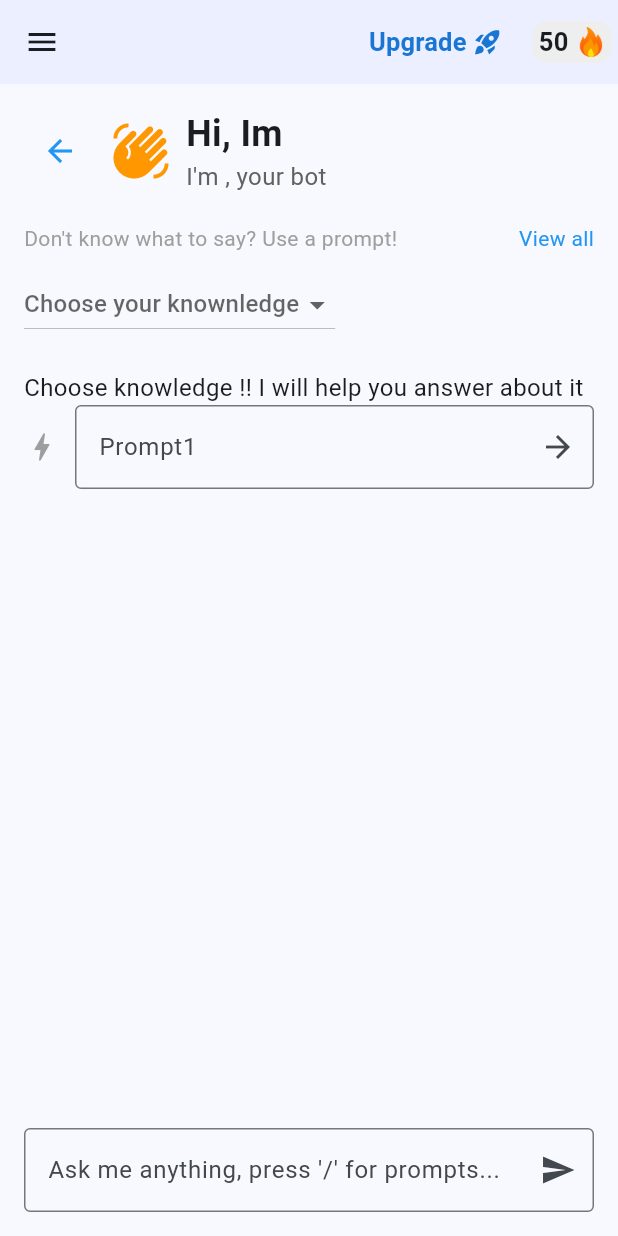
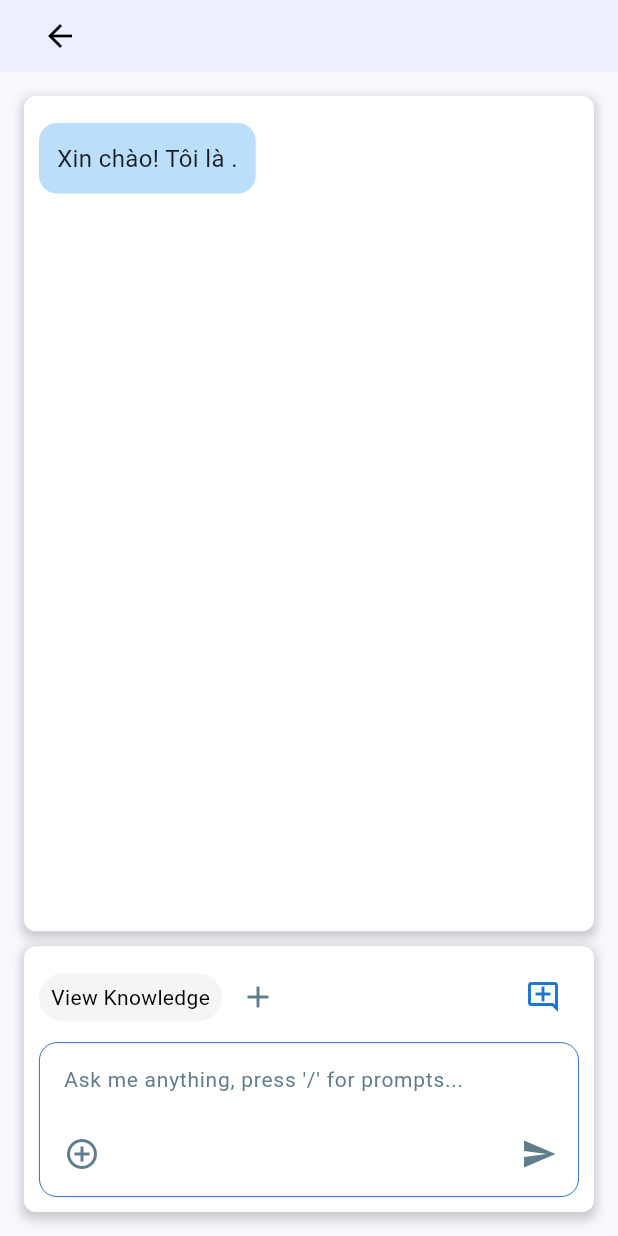
Before and after one commit to VHKhai2003/MobileProject, a Flutter app: the ChatWithBot screen opened directly with empty values, on a phone screen of 412 x 824 dp. Run offline on Flutter 3.47's test engine with Material 3 defaults, Android fonts, the phone set to English and light mode, and no system bars.

Commit message:
on tap bot

```diff
--- a/lib/views/bot/screens/ChatWithBot.dart
+++ b/lib/views/bot/screens/ChatWithBot.dart
@@ -1,103 +1,97 @@
-import 'package:code/views/bot/widgets/KnowledgeDropDownTable.dart';
+import 'package:code/views/bot/screens/InputBotBox.dart';
 import 'package:flutter/material.dart';
 import 'package:code/views/drawer/NavigationDrawer.dart' as navigation_drawer;
 import 'package:code/views/appbar/BuildActions.dart';
 
 class ChatWithBot extends StatelessWidget {
-  final String botName; // Tham số bắt buộc
+  final String botName;
+  final List<String> listKnowledge;
 
-  const ChatWithBot({Key? key, required this.botName}) : super(key: key);
+  ChatWithBot({Key? key, required this.botName, required this.listKnowledge})
+      : super(key: key);
+
+  void changeConversation() {
+    print("Conversation changed");
+  }
+
+  void openNewChat() {
+    print("New chat opened");
+  }
 
   @override
   Widget build(BuildContext context) {
     return Scaffold(
-      appBar: AppBar(
-        backgroundColor: const Color(0xFFEBEFFF),
-        actions: buildActions(context),
+      appBar: PreferredSize(
+        preferredSize: Size.fromHeight(160), // Chiều cao của AppBar
+        child: Container(
+          color: const Color(0xFFEBEFFF),
+          padding: const EdgeInsets.symmetric(horizontal: 16.0),
+          child: Row(
+            children: [
+              IconButton(
+                icon: Icon(Icons.arrow_back, color: Colors.black),
+                onPressed: () {
+                  Navigator.pop(context); // Quay về màn hình trước đó
+                },
+              ),
+              SizedBox(width: 8), // Khoảng cách giữa nút và tên bot
+              Text(
+                botName,
+                style: TextStyle(
+                  fontSize: 20,
+                  fontWeight: FontWeight.bold,
+                ),
+              ),
+            ],
+          ),
+        ),
       ),
       drawer: const SafeArea(child: navigation_drawer.NavigationDrawer()),
       body: Padding(
         padding: const EdgeInsets.all(16.0),
         child: Column(
-          crossAxisAlignment: CrossAxisAlignment.stretch,
           children: [
-            Row(
-              children: [
-                IconButton(
-                  icon: Icon(Icons.arrow_back, color: Colors.blue),
-                  onPressed: () {
-                    Navigator.of(context).pop(); // Quay lại màn hình trước
-                  },
-                ),
-                SizedBox(
-                    width: 10), // Khoảng cách giữa nút back và biểu tượng khác
-                Icon(Icons.waving_hand, size: 40, color: Colors.orange),
-                SizedBox(width: 10),
-                Column(
-                  crossAxisAlignment: CrossAxisAlignment.start,
-                  children: [
-                    Text(
-                      'Hi, Im $botName',
-                      style:
-                          TextStyle(fontSize: 24, fontWeight: FontWeight.bold),
-                    ),
-                    Text(
-                      "I'm $botName, your bot",
-                      style: TextStyle(fontSize: 16, color: Colors.grey[700]),
+            Expanded(
+              child: Container(
+                padding: EdgeInsets.all(10.0),
+                decoration: BoxDecoration(
+                  color: Colors.white,
+                  borderRadius: BorderRadius.circular(8.0),
+                  boxShadow: [
+                    BoxShadow(
+                      color: Colors.grey.withOpacity(0.5),
+                      spreadRadius: 2,
+                      blurRadius: 5,
+                      offset: Offset(0, 3),
                     ),
                   ],
                 ),
-              ],
-            ),
-            SizedBox(height: 20),
-
-            // Phần prompt chọn gợi ý
-            Row(
-              mainAxisAlignment: MainAxisAlignment.spaceBetween,
-              children: [
-                Text("Don't know what to say? Use a prompt!",
-                    style: TextStyle(fontSize: 14, color: Colors.grey)),
-                Text('View all',
-                    style: TextStyle(color: Colors.blue, fontSize: 14)),
-              ],
+                child: ListView(
+                  children: [
+                    ChatBubble(isBot: true, text: "Xin chào! Tôi là $botName."),
+                  ],
+                ),
+              ),
             ),
             SizedBox(height: 10),
-
-            Row(
-              children: [
-                Expanded(child: KnowledgeDropDownTable()),
-              ],
-            ),
-            // Prompt section
-            Row(
-              children: [
-                Icon(Icons.bolt, color: Colors.grey), // Biểu tượng prompt
-                SizedBox(width: 10),
-                Expanded(
-                  child: TextField(
-                    decoration: InputDecoration(
-                      hintText: 'Prompt1',
-                      border: OutlineInputBorder(),
-                      suffixIcon: Icon(Icons.arrow_forward),
-                    ),
-                  ),
-                ),
-              ],
-            ),
-            SizedBox(height: 20),
-
-            Expanded(
-              child: Column(
-                mainAxisAlignment: MainAxisAlignment.end,
-                children: [
-                  TextField(
-                    decoration: InputDecoration(
-                      hintText: "Ask me anything, press '/' for prompts...",
-                      border: OutlineInputBorder(),
-                      suffixIcon: Icon(Icons.send),
-                    ),
+            Container(
+              padding: EdgeInsets.all(10.0),
+              decoration: BoxDecoration(
+                color: Colors.white,
+                borderRadius: BorderRadius.circular(8.0),
+                boxShadow: [
+                  BoxShadow(
+                    color: Colors.grey.withOpacity(0.5),
+                    spreadRadius: 2,
+                    blurRadius: 5,
+                    offset: Offset(0, 3),
                   ),
                 ],
+              ),
+              child: InputBotBox(
+                changeConversation: changeConversation,
+                openNewChat: openNewChat,
+                listKnownledge: listKnowledge, // Đảm bảo tên đúng
               ),
             ),
           ],
@@ -106,3 +100,29 @@ class ChatWithBot extends StatelessWidget {
     );
   }
 }
+
+class ChatBubble extends StatelessWidget {
+  final bool isBot;
+  final String text;
+
+  ChatBubble({required this.isBot, required this.text});
+
+  @override
+  Widget build(BuildContext context) {
+    return Align(
+      alignment: isBot ? Alignment.centerLeft : Alignment.centerRight,
+      child: Container(
+        margin: const EdgeInsets.symmetric(vertical: 8.0),
+        padding: const EdgeInsets.all(12.0),
+        decoration: BoxDecoration(
+          color: isBot ? Colors.blue.shade100 : Colors.green.shade100,
+          borderRadius: BorderRadius.circular(12),
+        ),
+        child: Text(
+          text,
+          style: TextStyle(fontSize: 16),
+        ),
+      ),
+    );
+  }
+}
--- /dev/null
+++ b/lib/views/bot/screens/InputBotBox.dart
@@ -0,0 +1,190 @@
+import 'package:flutter/material.dart';
+import 'package:code/views/bot/screens/SelectKnowledgeDialog.dart';
+
+class InputBotBox extends StatefulWidget {
+  final VoidCallback changeConversation;
+  final VoidCallback openNewChat;
+  final List<String> listKnownledge;
+
+  InputBotBox({
+    Key? key,
+    required this.changeConversation,
+    required this.openNewChat,
+    required this.listKnownledge,
+  }) : super(key: key);
+
+  @override
+  _InputBotBoxState createState() => _InputBotBoxState();
+}
+
+class _InputBotBoxState extends State<InputBotBox> {
+  final TextEditingController _controller = TextEditingController();
+
+  void sendMessage(String message, String? knowledge) {
+    print("Tin nhắn gửi: $message, Kiến thức: $knowledge");
+    _controller.clear();
+  }
+
+  @override
+  Widget build(BuildContext context) {
+    return Column(
+      mainAxisSize: MainAxisSize.min,
+      children: [
+        Row(
+          mainAxisAlignment: MainAxisAlignment.spaceBetween,
+          children: [
+            Row(
+              children: [
+                ListKnownledge(listKnownledge: widget.listKnownledge),
+                IconButton(
+                  onPressed: () async {
+                    List<Map<String, dynamic>> mockData = [
+                      {"name": "New", "size": "0.77"},
+                      {"name": "DRL", "size": "5.79"},
+                      {"name": "Flutter", "size": "1.02"}
+                    ];
+
+                    final selectedKnowledge = await showDialog(
+                      context: context,
+                      builder: (context) =>
+                          SelectKnowledgeDialog(knowledges: mockData),
+                    );
+
+                    if (selectedKnowledge != null) {
+                      print('Bạn đã chọn: ${selectedKnowledge['name']}');
+                    }
+                  },
+                  icon: const Icon(Icons.add, color: Colors.blueGrey),
+                ),
+              ],
+            ),
+            IconButton(
+              onPressed: widget.openNewChat,
+              icon:
+                  Icon(Icons.add_comment_outlined, color: Colors.blue.shade700),
+            ),
+          ],
+        ),
+        const SizedBox(height: 6),
+        Container(
+          decoration: BoxDecoration(
+            border: Border.all(color: Colors.blue.shade800, width: 0.6),
+            borderRadius: BorderRadius.circular(12.0),
+          ),
+          child: Column(
+            mainAxisAlignment: MainAxisAlignment.spaceBetween,
+            mainAxisSize: MainAxisSize.min,
+            children: [
+              TextField(
+                controller: _controller,
+                decoration: InputDecoration(
+                  hintText: "Ask me anything, press '/' for prompts...",
+                  hintStyle: TextStyle(fontSize: 14, color: Colors.blueGrey),
+                  border: InputBorder.none,
+                  contentPadding: EdgeInsets.symmetric(horizontal: 16),
+                ),
+              ),
+              Container(
+                padding: const EdgeInsets.fromLTRB(4, 2, 2, 4),
+                child: Row(
+                  mainAxisAlignment: MainAxisAlignment.spaceBetween,
+                  children: [
+                    IconButton(
+                      onPressed: () {},
+                      icon: const Icon(Icons.add_circle_outline,
+                          color: Colors.blueGrey),
+                    ),
+                    IconButton(
+                      onPressed: () {
+                        String userMessage = _controller.text.trim();
+                        if (userMessage.isNotEmpty &&
+                            widget.listKnownledge.isNotEmpty) {
+                          sendMessage(userMessage, widget.listKnownledge.first);
+                        } else {
+                          ScaffoldMessenger.of(context).showSnackBar(
+                            SnackBar(content: Text('Input somethings')),
+                          );
+                        }
+                      },
+                      icon: const Icon(Icons.send, color: Colors.blueGrey),
+                    ),
+                  ],
+                ),
+              ),
+            ],
+          ),
+        ),
+      ],
+    );
+  }
+}
+
+class ListKnownledge extends StatelessWidget {
+  final List<String> listKnownledge;
+
+  const ListKnownledge({super.key, required this.listKnownledge});
+
+  void _showKnowledgeBottomSheet(BuildContext context) {
+    showModalBottomSheet(
+      context: context,
+      builder: (BuildContext context) {
+        return Container(
+          padding: const EdgeInsets.all(16),
+          child: Column(
+            mainAxisSize: MainAxisSize.min,
+            children: [
+              Text("Available Knowledge",
+                  style: TextStyle(fontSize: 18, fontWeight: FontWeight.bold)),
+              const SizedBox(height: 8),
+              Expanded(
+                child: ListView.builder(
+                  itemCount: listKnownledge.length,
+                  itemBuilder: (context, index) {
+                    return ListTile(
+                      title: Text(listKnownledge[index]),
+                      trailing: IconButton(
+                        icon: Icon(Icons.delete, color: Colors.red),
+                        onPressed: () {
+                          // Thực hiện hành động xóa
+                          print('Xóa kiến thức: ${listKnownledge[index]}');
+                          // Cập nhật lại danh sách nếu cần thiết
+                        },
+                      ),
+                    );
+                  },
+                ),
+              ),
+              TextButton(
+                child: Text("Close"),
+                onPressed: () {
+                  Navigator.of(context).pop();
+                },
+              ),
+            ],
+          ),
+        );
+      },
+    );
+  }
+
+  @override
+  Widget build(BuildContext context) {
+    return GestureDetector(
+      onTap: () => _showKnowledgeBottomSheet(context),
+      child: Container(
+        padding: const EdgeInsets.symmetric(horizontal: 8), // Thêm padding
+        constraints: BoxConstraints(maxHeight: 32), // Giới hạn chiều cao
+        decoration: BoxDecoration(
+          borderRadius: BorderRadius.circular(16),
+          color: Colors.grey.shade100,
+        ),
+        child: Center(
+          child: Text(
+            "View Knowledge", // Thay đổi thành một nhãn hiển thị
+            style: TextStyle(color: Colors.black),
+          ),
+        ),
+      ),
+    );
+  }
+}
--- a/lib/views/knownledge/dialog/AddUnit.dart
+++ b/lib/views/knownledge/dialog/AddUnit.dart
@@ -125,6 +125,7 @@ Widget buildUnitOption(String title, String description, String imagePath,
           onChanged: (value) {
             setState(() {
               selectedUnit = value!;
+              print('Selected Unit: $selectedUnit');
             });
           },
           activeColor: Colors.blue,
```
Also changed, not shown: lib/models/Bot.dart (added, +13 -0 lines), lib/views/bot/MainBot.dart (+42 -22 lines), lib/views/bot/screens/BotDashboard.dart (+28 -16 lines), lib/views/bot/screens/SelectKnowledgeDialog.dart (added, +44 -0 lines), lib/views/bot/widgets/BotCard.dart (+10 -18 lines).
